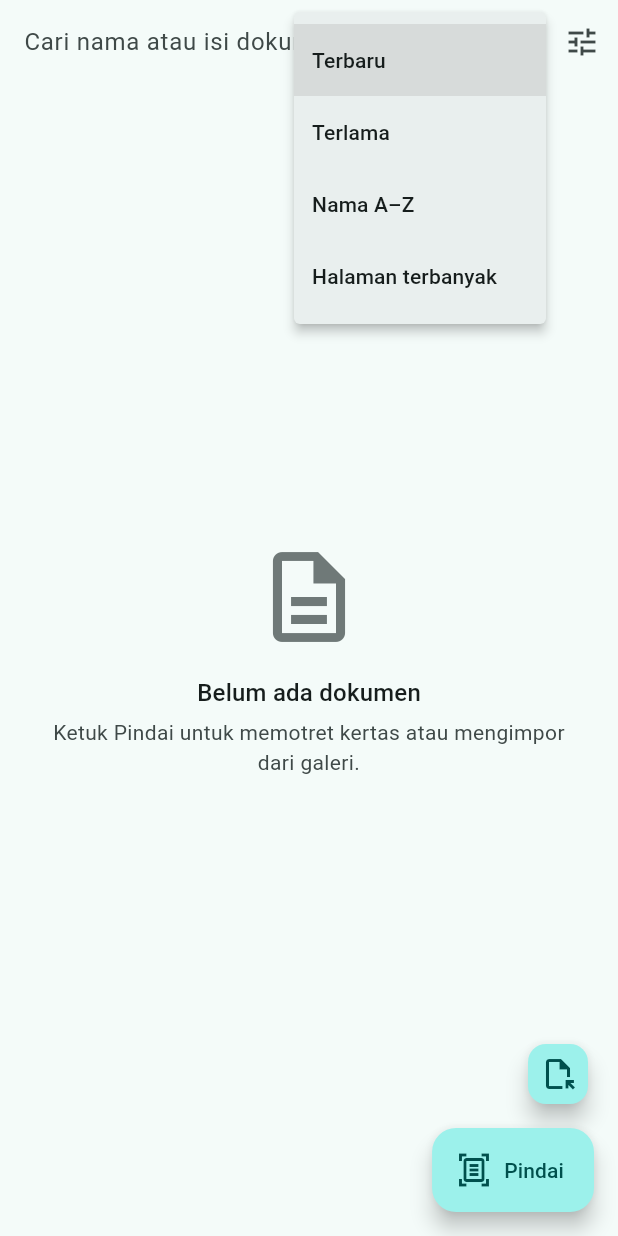
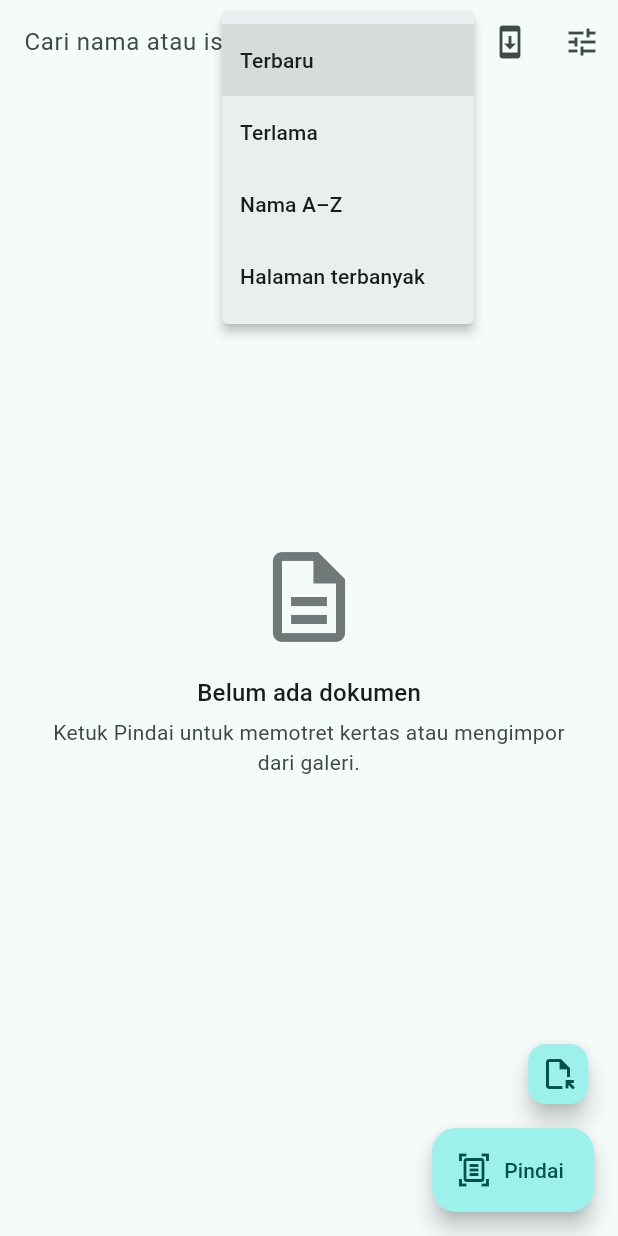
Before and after one commit to Bayu-Pasifik/lembar, a Flutter app: the screen it shows after launch, after a tap on the "search" icon, after a tap on the "sort" icon, on a phone screen of 412 x 824 dp. Run offline on Flutter 3.47's test engine with Material 3 defaults, Android fonts, the phone set to English and light mode, and no system bars; our stand-ins replace camera, file_picker, image_picker, material_ui, package_info_plus, pdf and 2 more; missing offline and left inert: google_mlkit_text_recognition; network calls fail.

Commit message:
feat: check for updates from GitHub releases
Co-Authored-By: Claude Sonnet 5.5 <noreply@anthropic.com>

```diff
--- a/lib/home_page.dart
+++ b/lib/home_page.dart
@@ -5,6 +5,7 @@ import 'models.dart';
 import 'page_image.dart';
 import 'scan_actions.dart';
 import 'store.dart';
+import 'update_check.dart';
 
 class HomePage extends StatefulWidget {
   const HomePage({super.key, required this.store});
@@ -19,6 +20,14 @@ class _HomePageState extends State<HomePage> {
   bool _searching = false;
   String _query = '';
   String? _folder;
+
+  @override
+  void initState() {
+    super.initState();
+    WidgetsBinding.instance.addPostFrameCallback((_) {
+      if (mounted) runUpdateCheck(context);
+    });
+  }
 
   bool _matches(Doc d) {
     final q = _query.trim().toLowerCase();
@@ -78,6 +87,11 @@ class _HomePageState extends State<HomePage> {
                 itemBuilder: (_) => [
                   for (final s in DocSort.values) PopupMenuItem(value: s, child: Text(s.label)),
                 ],
+              ),
+              IconButton(
+                tooltip: 'Cek update',
+                icon: const Icon(Icons.system_update),
+                onPressed: () => runUpdateCheck(context, manual: true),
               ),
               IconButton(
                 tooltip: 'Filter bawaan: ${store.defaultFilter.label}',
--- /dev/null
+++ b/lib/update_check.dart
@@ -0,0 +1,101 @@
+import 'dart:convert';
+import 'dart:io';
+
+import 'package:material_ui/material_ui.dart';
+import 'package:package_info_plus/package_info_plus.dart';
+import 'package:url_launcher/url_launcher.dart';
+
+const _repo = 'Bayu-Pasifik/lembar';
+
+class UpdateInfo {
+  const UpdateInfo({required this.version, required this.notes, required this.pageUrl, this.apkUrl});
+  final String version;
+  final String notes;
+  final String pageUrl;
+  final String? apkUrl;
+}
+
+/// Parses "v1.2.3+4" / "1.2.3" into comparable numeric parts (build number ignored).
+List<int> parseVersion(String v) {
+  final core = v.trim().replaceFirst(RegExp(r'^[vV]'), '').split(RegExp(r'[+-]')).first;
+  return core.split('.').map((e) => int.tryParse(e) ?? 0).toList();
+}
+
+bool isNewer(String latest, String current) {
+  final a = parseVersion(latest), b = parseVersion(current);
+  for (var i = 0; i < (a.length > b.length ? a.length : b.length); i++) {
+    final x = i < a.length ? a[i] : 0, y = i < b.length ? b[i] : 0;
+    if (x != y) return x > y;
+  }
+  return false;
+}
+
+/// Returns the latest release if newer than the installed version, else null.
+/// Throws on network / API failure.
+Future<UpdateInfo?> checkForUpdate() async {
+  final current = (await PackageInfo.fromPlatform()).version;
+  final client = HttpClient()..connectionTimeout = const Duration(seconds: 10);
+  try {
+    final req = await client.getUrl(Uri.parse('https://api.github.com/repos/$_repo/releases/latest'));
+    req.headers.set('Accept', 'application/vnd.github+json');
+    final res = await req.close().timeout(const Duration(seconds: 15));
+    if (res.statusCode == 404) return null; // no release published yet
+    if (res.statusCode != 200) throw HttpException('GitHub HTTP ${res.statusCode}');
+    final json = jsonDecode(await res.transform(utf8.decoder).join()) as Map<String, dynamic>;
+    final tag = (json['tag_name'] as String?) ?? '';
+    if (!isNewer(tag, current)) return null;
+    String? apk;
+    for (final a in (json['assets'] as List? ?? const [])) {
+      final name = (a['name'] as String?) ?? '';
+      if (name.toLowerCase().endsWith('.apk')) {
+        apk = a['browser_download_url'] as String?;
+        break;
+      }
+    }
+    return UpdateInfo(
+      version: tag,
+      notes: ((json['body'] as String?) ?? '').trim(),
+      pageUrl: (json['html_url'] as String?) ?? 'https://github.com/$_repo/releases',
+      apkUrl: apk,
+    );
+  } finally {
+    client.close(force: true);
+  }
+}
+
+/// [manual] true: always give feedback (up to date / error). false: silent unless update found.
+Future<void> runUpdateCheck(BuildContext context, {bool manual = false}) async {
+  final messenger = ScaffoldMessenger.of(context);
+  UpdateInfo? info;
+  try {
+    info = await checkForUpdate();
+  } catch (_) {
+    if (manual) messenger.showSnackBar(const SnackBar(content: Text('Gagal cek update. Periksa koneksi internet.')));
+    return;
+  }
+  if (!context.mounted) return;
+  if (info == null) {
+    if (manual) messenger.showSnackBar(const SnackBar(content: Text('Aplikasi sudah versi terbaru.')));
+    return;
+  }
+  final update = info;
+  await showDialog<void>(
+    context: context,
+    builder: (ctx) => AlertDialog(
+      title: Text('Update ${update.version} tersedia'),
+      content: SingleChildScrollView(
+        child: Text(update.notes.isEmpty ? 'Versi baru tersedia di GitHub.' : update.notes),
+      ),
+      actions: [
+        TextButton(onPressed: () => Navigator.pop(ctx), child: const Text('Nanti')),
+        FilledButton(
+          onPressed: () {
+            Navigator.pop(ctx);
+            launchUrl(Uri.parse(update.apkUrl ?? update.pageUrl), mode: LaunchMode.externalApplication);
+          },
+          child: Text(update.apkUrl != null ? 'Unduh APK' : 'Buka GitHub'),
+        ),
+      ],
+    ),
+  );
+}
--- a/pubspec.yaml
+++ b/pubspec.yaml
@@ -16,7 +16,7 @@ publish_to: 'none' # Remove this line if you wish to publish to pub.dev
 # https://developer.apple.com/library/archive/documentation/General/Reference/InfoPlistKeyReference/Articles/CoreFoundationKeys.html
 # In Windows, build-name is used as the major, minor, and patch parts
 # of the product and file versions while build-number is used as the build suffix.
-version: 1.0.0+1
+version: 1.0.1+2
 
 environment:
   sdk: ^3.14.0
@@ -44,6 +44,8 @@ dependencies:
   image_picker: ^1.2.4
   file_picker: ^13.4.1
   printing: ^5.15.1
+  package_info_plus: ^10.2.2
+  url_launcher: ^6.3.3
 
 dev_dependencies:
   flutter_test:
```
Also changed, not shown: pubspec.lock, 2 other files.
